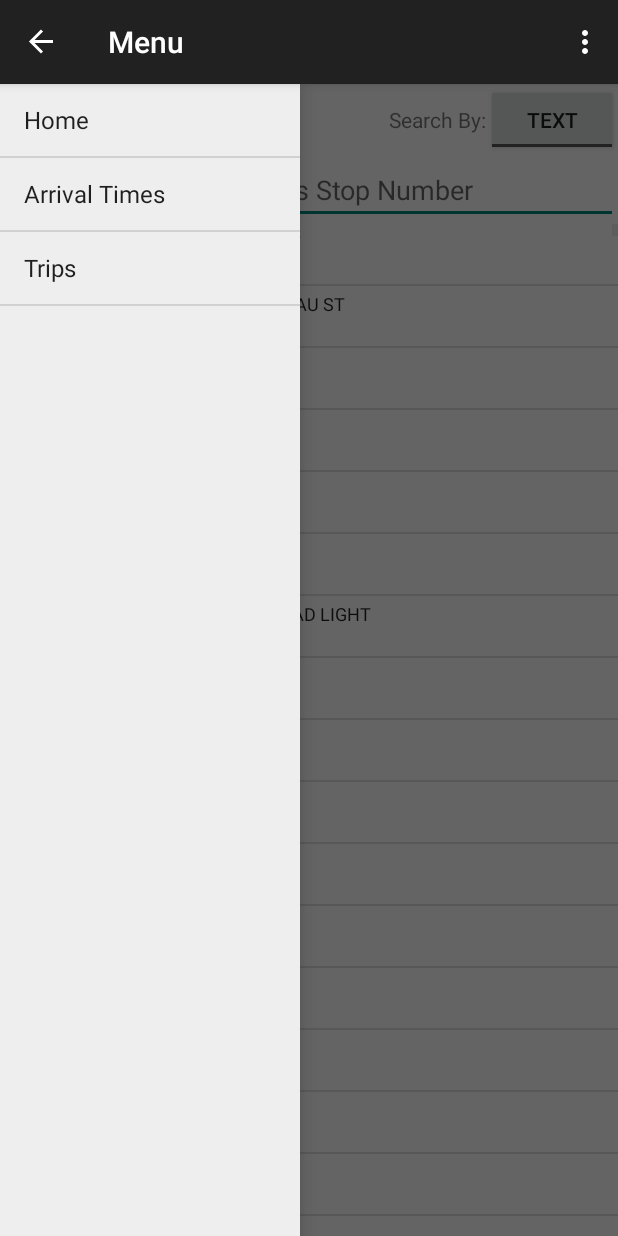
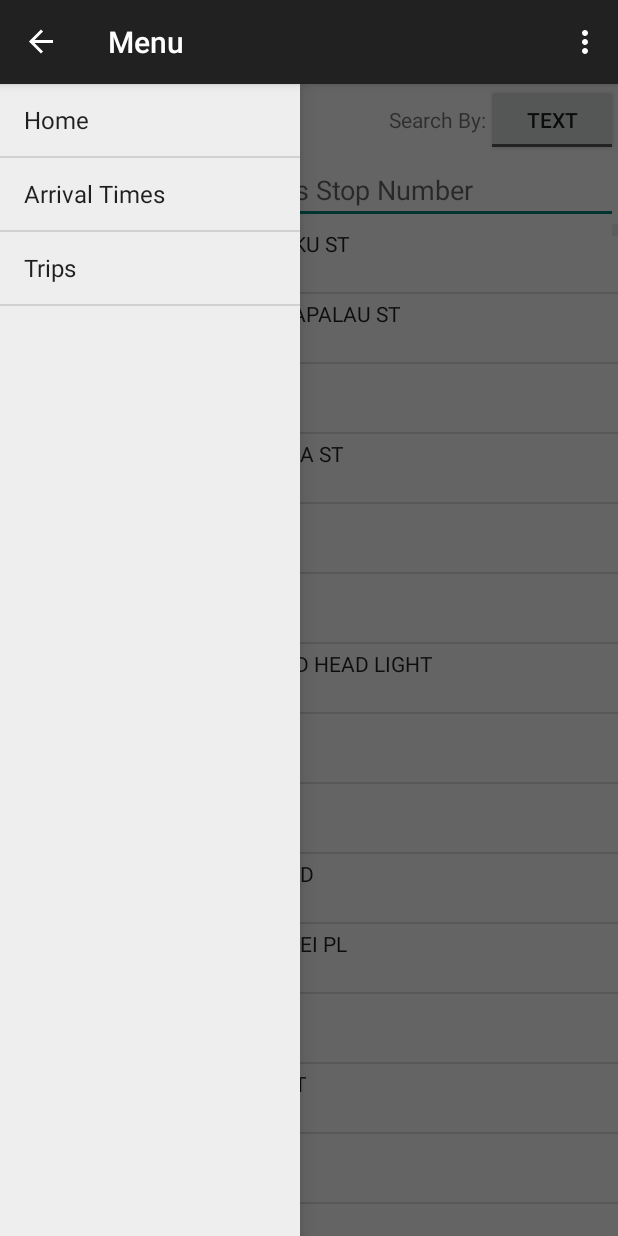
Before and after one commit to eduardgamiao/Transit808, an Android app: the BusStopSearch screen opened directly, with no data from a screen before it, with the side drawer open, on a phone screen of 412 x 824 dp. Run offline under Robolectric (Android 15) with nearby library versions, the phone set to English and light mode, and no system bars.

Commit message:
UI Changes Part II

```diff
--- a/app/src/main/AndroidManifest.xml
+++ b/app/src/main/AndroidManifest.xml
@@ -18,7 +18,7 @@
 
     <application
         android:allowBackup="true"
-        android:icon="@mipmap/ic_launcher"
+        android:icon="@mipmap/ic_launcher_bus"
         android:label="@string/app_name"
         android:theme="@style/Theme.AppCompat.Light.DarkActionBar" >
         <meta-data
--- a/app/src/main/java/ics466uhm/transit808/StopDetails.java
+++ b/app/src/main/java/ics466uhm/transit808/StopDetails.java
@@ -6,6 +6,7 @@ import android.support.v4.widget.DrawerLayout;
 import android.support.v7.app.ActionBarActivity;
 import android.os.Bundle;
 import android.support.v7.app.ActionBarDrawerToggle;
+import android.text.format.DateUtils;
 import android.util.Log;
 import android.view.Menu;
 import android.view.MenuItem;
@@ -34,6 +35,7 @@ import org.xml.sax.SAXException;
 import java.io.IOException;
 import java.io.StringReader;
 import java.util.ArrayList;
+import java.util.Calendar;
 import java.util.HashMap;
 
 import javax.xml.parsers.DocumentBuilder;
--- a/app/src/main/res/layout/activity_bus_stop_search.xml
+++ b/app/src/main/res/layout/activity_bus_stop_search.xml
@@ -7,7 +7,7 @@
     <TextView
         android:layout_width="wrap_content"
         android:layout_height="wrap_content"
-        android:textSize="20dip"
+        android:textSize="12sp"
         android:id="@+id/stop_street_name"/>
 
     <View
@@ -18,7 +18,6 @@
     <TextView
         android:layout_width="wrap_content"
         android:layout_height="wrap_content"
-        android:textSize="16dip"
         android:id="@+id/stop_id"/>
 
 </LinearLayout>
--- a/app/src/main/res/layout/activity_route.xml
+++ b/app/src/main/res/layout/activity_route.xml
@@ -30,6 +30,7 @@
             android:text="@string/view_by"/>
 
         <ToggleButton
+            android:id="@+id/routeToggle"
             android:layout_width="wrap_content"
             android:layout_height="wrap_content"
             android:textOn="Map"
@@ -72,6 +73,7 @@
         android:id="@+id/addTrip"
         android:drawableLeft="@android:drawable/star_on"
         android:text="@string/trip_add_button"
+        android:textSize="12dp"
         android:visibility="visible"
         android:onClick="saveTrip"
         />
@@ -82,6 +84,7 @@
         android:id="@+id/removeTrip"
         android:drawableLeft="@android:drawable/star_off"
         android:text="@string/trip_remove_button"
+        android:textSize="12dp"
         android:visibility="gone"
         android:onClick="removeTrip"
         />
--- a/app/src/main/res/layout/activity_stop_details.xml
+++ b/app/src/main/res/layout/activity_stop_details.xml
@@ -19,6 +19,7 @@
         android:layout_width="fill_parent"
         android:layout_height="wrap_content"
         android:textAppearance="?android:attr/textAppearanceMedium"
+        android:textColor="?android:textColorPrimary"
         android:gravity="center"/>
 
     <Button
@@ -27,6 +28,7 @@
         android:id="@+id/addStop"
         android:drawableLeft="@android:drawable/star_on"
         android:text="@string/stop_add_button"
+        android:textSize="12sp"
         android:visibility="visible"
         android:onClick="saveStop"
         />
@@ -37,6 +39,7 @@
         android:id="@+id/removeStop"
         android:drawableLeft="@android:drawable/star_off"
         android:text="@string/stop_remove_button"
+        android:textSize="12sp"
         android:visibility="gone"
         android:onClick="removeStop"
         />
--- a/app/src/main/res/layout/list_item.xml
+++ b/app/src/main/res/layout/list_item.xml
@@ -8,7 +8,6 @@
         android:layout_width="wrap_content"
         android:layout_height="wrap_content"
         android:padding="10dip"
-        android:textSize="16dip"
         android:textColor="@color/abc_primary_text_material_light"
         android:textStyle="bold"/>
 
@@ -16,7 +15,6 @@
         android:id="@+id/stop_id"
         android:layout_width="wrap_content"
         android:layout_height="wrap_content"
-        android:padding="10dip"
-        android:textSize="16dip"/>
+        android:padding="10dip"/>
 
 </LinearLayout>
--- a/app/src/main/res/layout/stop_item.xml
+++ b/app/src/main/res/layout/stop_item.xml
@@ -30,7 +30,6 @@
         <TextView
             android:layout_width="wrap_content"
             android:layout_height="wrap_content"
-            android:textAppearance="?android:attr/textAppearanceMedium"
             android:paddingLeft="8dip"
             android:text="@string/arrival_text"
             android:visibility="gone"/>
--- a/app/src/main/res/layout/stop_list_item.xml
+++ b/app/src/main/res/layout/stop_list_item.xml
@@ -8,9 +8,7 @@
         android:id="@+id/stop_street_name"
         android:layout_width="wrap_content"
         android:layout_height="wrap_content"
-        android:textColor="@color/abc_primary_text_material_light"
-        android:textSize="12sp"
-        />
+        android:textColor="@color/abc_primary_text_material_light" />
 
     <LinearLayout
         android:layout_width="wrap_content"
@@ -20,14 +18,12 @@
     <TextView
         android:layout_width="wrap_content"
         android:layout_height="wrap_content"
-        android:text="@string/bus_stop_number_label"
-        android:textSize="12sp"/>
+        android:text="@string/bus_stop_number_label"/>
 
     <TextView
         android:id="@+id/stop_id"
         android:layout_width="wrap_content"
-        android:layout_height="wrap_content"
-        android:textSize="12sp"/>
+        android:layout_height="wrap_content"/>
 
     </LinearLayout>
 
```
Also changed, not shown: app/src/main/java/ics466uhm/transit808/DirectionStepAdapter.java (+36 -1 lines), app/src/main/java/ics466uhm/transit808/TripDirections.java (+14 -33 lines), app/src/main/java/ics466uhm/transit808/TripPlanner.java (+7 -9 lines), app/src/main/res/drawable/button_border.xml (added, +12 -0 lines), app/src/main/res/mipmap-hdpi/ic_launcher_bus.png (added), app/src/main/res/mipmap-mdpi/ic_launcher_bus.png (added), app/src/main/res/mipmap-xhdpi/ic_launcher_bus.png (added), app/src/main/res/mipmap-xxhdpi/ic_launcher_bus.png (added).
